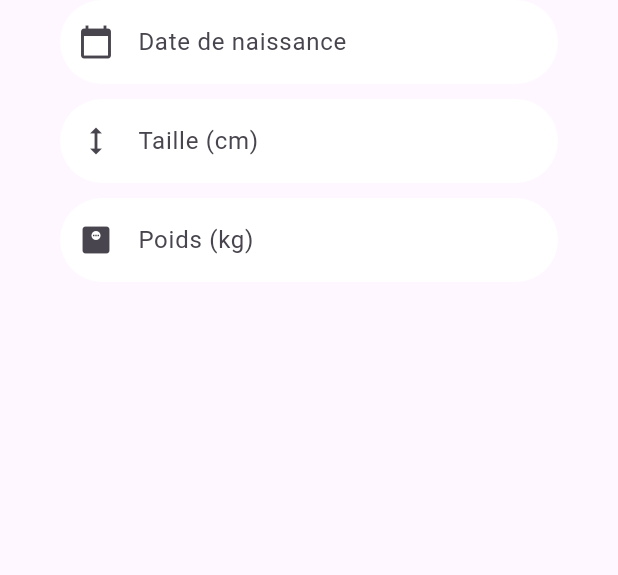
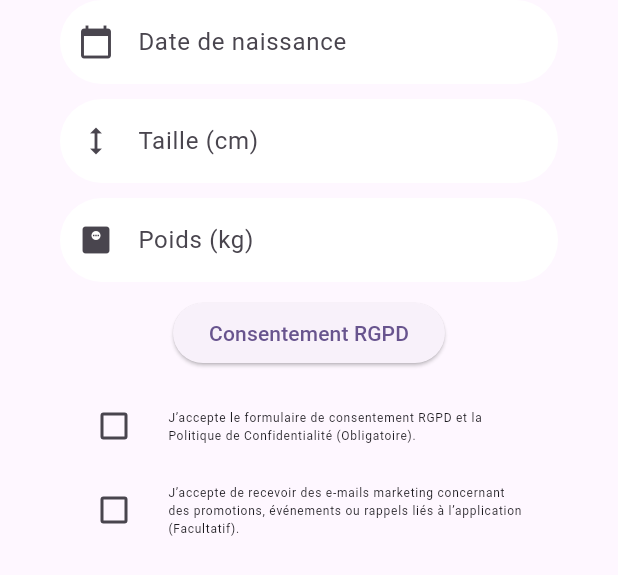
Before and after one commit to Playfit-app/Playfit, a Flutter app: the RegistrationStep2 widget shown alone on an empty page, opened directly with empty values, on a phone screen of 412 x 824 dp. Shown: the top 575 px of the screen. Run offline on Flutter 3.47's test engine with Material 3 defaults, Android fonts, the phone set to English and light mode, and no system bars; our stand-ins replace flutter_dotenv, flutter_secure_storage, google_fonts, google_sign_in; accounts and stored records are empty.

Commit message:
feat: gdpr consent form at registration, google oauth registration

```diff
--- a/playfit-mobile/playfit/lib/authentification/registration_step2.dart
+++ b/playfit-mobile/playfit/lib/authentification/registration_step2.dart
@@ -1,18 +1,28 @@
 import 'package:flutter/material.dart';
 import 'package:flutter/services.dart';
 import 'package:intl/intl.dart';
+import 'package:playfit/components/form/checkbox.dart';
+import 'package:playfit/authentification/gdpr_consent_form.dart';
 
 class RegistrationStep2 extends StatefulWidget {
   final TextEditingController birthDateController;
   final TextEditingController heightController;
   final TextEditingController weightController;
+  bool isConsentGiven;
+  bool isMarketingConsentGiven;
+  final Function(bool?) onConsentChanged;
+  final Function(bool?) onMarketingConsentChanged;
   // final TextEditingController _objectiveController;
 
-  const RegistrationStep2({
+  RegistrationStep2({
     super.key,
     required this.birthDateController,
     required this.heightController,
     required this.weightController,
+    required this.isConsentGiven,
+    required this.isMarketingConsentGiven,
+    required this.onConsentChanged,
+    required this.onMarketingConsentChanged,
     // required this._objectiveController,
   });
 
@@ -74,8 +84,8 @@ class _RegistrationStep2State extends State<RegistrationStep2> {
                   DateTime.now().subtract(Duration(days: age * 365)))) {
                 age--;
               }
-              if (age < 14) {
-                return 'Vous devez avoir au moins 14 ans';
+              if (age < 18) {
+                return 'Vous devez avoir au moins 18 ans';
               }
               return null;
             },
@@ -146,6 +156,45 @@ class _RegistrationStep2State extends State<RegistrationStep2> {
               return null;
             },
           ),
+          const SizedBox(height: 10),
+          // Consent form as dialog
+          ElevatedButton(
+            onPressed: () {
+              showDialog(
+                context: context,
+                builder: (BuildContext context) {
+                  return GdprConsentForm(
+                    isConsentGiven: widget.isConsentGiven,
+                    isMarketingConsentGiven: widget.isMarketingConsentGiven,
+                  );
+                },
+              );
+            },
+            child: const Text('Consentement RGPD'),
+          ),
+          const SizedBox(height: 10),
+          CheckboxFormField(
+            title: const Text(
+              'J’accepte le formulaire de consentement RGPD et la Politique de Confidentialité (Obligatoire).',
+              style: TextStyle(fontSize: 8),
+            ),
+            onChanged: widget.onConsentChanged,
+            initialValue: widget.isConsentGiven,
+            validator: (value) {
+              if (value == false) {
+                return 'Veuillez accepter le consentement RGPD';
+              }
+              return null;
+            },
+          ),
+          CheckboxFormField(
+            title: const Text(
+              'J’accepte de recevoir des e-mails marketing concernant des promotions, événements ou rappels liés à l’application (Facultatif).',
+              style: TextStyle(fontSize: 8),
+            ),
+            onChanged: widget.onMarketingConsentChanged,
+            initialValue: widget.isMarketingConsentGiven,
+          ),
         ],
       ),
     );
--- /dev/null
+++ b/playfit-mobile/playfit/lib/components/form/checkbox.dart
@@ -0,0 +1,69 @@
+import 'package:flutter/material.dart';
+
+class CheckboxFormField extends FormField<bool> {
+  CheckboxFormField(
+      {Widget? title,
+      void Function(bool?)? onChanged,
+      FormFieldValidator<bool>? validator,
+      bool initialValue = false,
+      bool autovalidate = false})
+      : super(
+            validator: validator,
+            initialValue: initialValue,
+            builder: (FormFieldState<bool> state) {
+              return CheckboxListTile(
+                dense: state.hasError,
+                title: title,
+                value: state.value,
+                onChanged: (val) {
+                  state.didChange(val);
+                  onChanged?.call(val);
+                },
+                subtitle: state.hasError
+                    ? Builder(
+                        builder: (BuildContext context) => Text(
+                          state.errorText ?? "",
+                          style: TextStyle(
+                              color: Theme.of(context).colorScheme.error),
+                        ),
+                      )
+                    : null,
+                controlAffinity: ListTileControlAffinity.leading,
+              );
+            });
+}
+
+// import 'package:flutter/material.dart';
+
+// class CheckboxFormField extends FormField<bool> {
+//   final Widget title;
+//   final bool isChecked;
+
+//   CheckboxFormField({
+//     super.key,
+//     required this.title,
+//     required this.isChecked,
+//     super.validator,
+//   }) : super(
+//             autovalidateMode: AutovalidateMode.onUserInteraction,
+//             initialValue: isChecked,
+//             builder: (FormFieldState<bool> state) {
+//               return CheckboxListTile(
+//                 title: title,
+//                 value: state.value,
+//                 onChanged: (val) {
+//                   state.didChange(val);
+//                 },
+//                 subtitle: state.hasError
+//                     ? Builder(
+//                         builder: (BuildContext context) => Text(
+//                           state.errorText ?? "",
+//                           style: TextStyle(
+//                               color: Theme.of(context).colorScheme.error),
+//                         ),
+//                       )
+//                     : null,
+//                 controlAffinity: ListTileControlAffinity.leading,
+//               );
+//             });
+// }
```
Also changed, not shown: playfit-mobile/playfit/lib/auth_service.dart (+6 -1 lines), playfit-mobile/playfit/lib/authentification/gdpr_consent_form.dart (added, +71 -0 lines), playfit-mobile/playfit/lib/authentification/registration_page.dart (+41 -3 lines).
